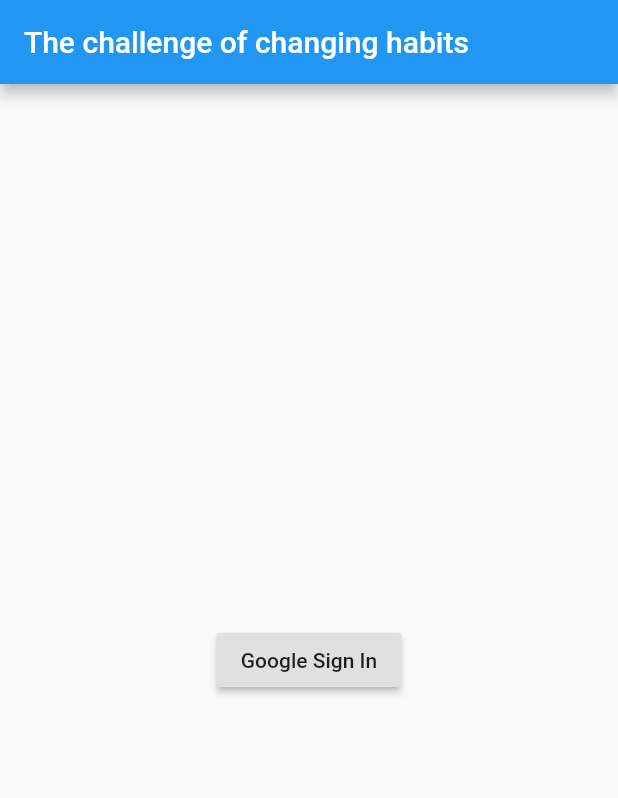
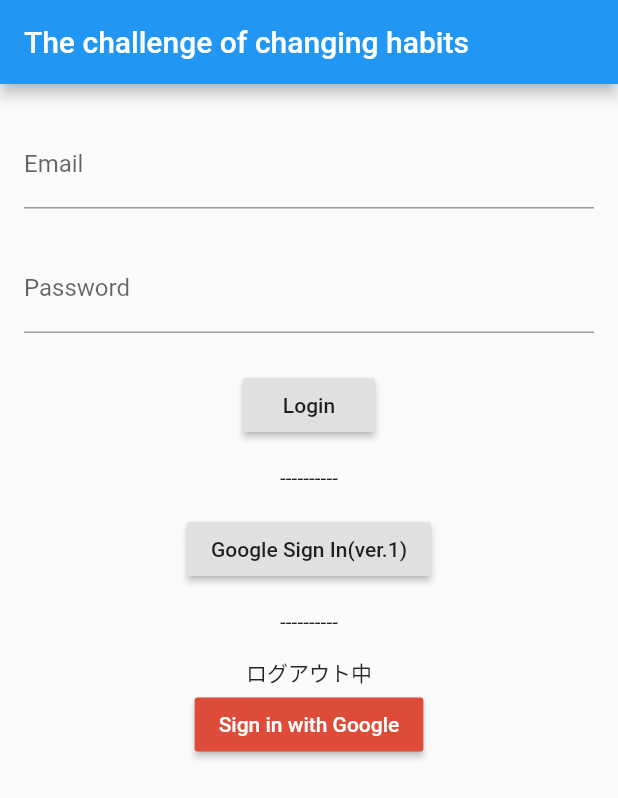
Before and after one commit to itachi-p/habit-change, a Flutter app: the screen it shows after launch, on a phone screen of 412 x 824 dp. Shown: the top 798 px of the screen. Run offline on Flutter 3.47's test engine with Material 2 defaults, Android fonts, the phone set to English and light mode, and no system bars; our stand-ins replace firebase_auth, google_sign_in; accounts and stored records are empty.

Commit message:
Separated Email login and Google login as parts.

```diff
--- /dev/null
+++ b/lib/google_login.dart
@@ -0,0 +1,57 @@
+import 'package:firebase_auth/firebase_auth.dart';
+import 'package:flutter/material.dart';
+import 'package:google_sign_in/google_sign_in.dart';
+
+class GoogleLogin extends StatefulWidget {
+  @override
+  _GoogleLoginState createState() => _GoogleLoginState();
+}
+
+class _GoogleLoginState extends State {
+// Login with Google Sign-in
+  final FirebaseAuth _auth = FirebaseAuth.instance;
+  final GoogleSignIn _googleSignIn = GoogleSignIn();
+  FirebaseUser _firebaseUser;
+
+  Future<FirebaseUser> _handleGoogleSignIn() async {
+    GoogleSignInAccount googleUser = await _googleSignIn.signIn();
+    GoogleSignInAuthentication googleAuth = await googleUser.authentication;
+    final AuthCredential credential = GoogleAuthProvider.getCredential(
+      accessToken: googleAuth.accessToken,
+      idToken: googleAuth.idToken,
+    );
+    _firebaseUser = (await _auth.signInWithCredential(credential)).user;
+    assert(_firebaseUser.email != null);
+    assert(_firebaseUser.displayName != null);
+    assert(!_firebaseUser.isAnonymous);
+    assert(await _firebaseUser.getIdToken() != null);
+
+    final FirebaseUser currentUser = await _auth.currentUser();
+    assert(_firebaseUser.uid == currentUser.uid);
+    print("signed in " + _firebaseUser.displayName);
+    return _firebaseUser;
+  }
+
+  @override
+  Widget build(BuildContext context) {
+    return Column(
+      mainAxisAlignment: MainAxisAlignment.center,
+      children: <Widget>[
+        Center(
+          child: RaisedButton(
+            child: Text("Google Sign In(ver.1)"),
+            onPressed: () {
+              _handleGoogleSignIn().then((user) {
+                setState(() {
+                  _firebaseUser = user;
+                });
+              }).catchError((error) {
+                print(error);
+              });
+            },
+          ),
+        ),
+      ],
+    );
+  }
+}
--- a/lib/sns_login.dart
+++ b/lib/google_login_ver2.dart
@@ -2,38 +2,16 @@ import 'package:firebase_auth/firebase_auth.dart';
 import 'package:flutter/material.dart';
 import 'package:google_sign_in/google_sign_in.dart';
 
-void main() => runApp(MyApp());
-
-class MyApp extends StatelessWidget {
-  @override
-  Widget build(BuildContext context) {
-    return MaterialApp(
-      title: 'google auth sample',
-      theme: ThemeData(
-        primarySwatch: Colors.blue,
-      ),
-      home: SNSLogin(
-        title: 'Google Auth Aample with Firebase',
-      ),
-    );
-  }
-}
-
-class SNSLogin extends StatefulWidget {
-  SNSLogin({
-    Key key,
-    this.title,
-  }) : super(
-          key: key,
-        );
+class GoogleLoginVer2 extends StatefulWidget {
+  GoogleLoginVer2({Key key, this.title}) : super(key: key);
 
   final String title;
 
   @override
-  _SNSLoginState createState() => _SNSLoginState();
+  _GoogleLoginVer2State createState() => _GoogleLoginVer2State();
 }
 
-class _SNSLoginState extends State {
+class _GoogleLoginVer2State extends State {
   final FirebaseAuth _auth = FirebaseAuth.instance;
   final GoogleSignIn googleSignIn = GoogleSignIn();
 
@@ -100,12 +78,7 @@ class _SNSLoginState extends State {
         textColor: Colors.white,
         onPressed: signOutGoogle);
 
-    return Scaffold(
-      appBar: AppBar(
-        centerTitle: true,
-        title: Text("Google logout"),
-      ),
-      body: Center(
+    return Center(
       child: Column(
         mainAxisAlignment: MainAxisAlignment.center,
         children: [
@@ -113,7 +86,6 @@ class _SNSLoginState extends State {
           loggedIn ? logoutButton : loginButton,
         ],
       ),
-      ),
     );
   }
 }
--- /dev/null
+++ b/lib/mail_pass_login.dart
@@ -0,0 +1,63 @@
+import 'package:firebase_auth/firebase_auth.dart';
+import 'package:flutter/material.dart';
+
+class MailAndPassLogin extends StatelessWidget {
+  // Login with email and password
+  final emailInputController = TextEditingController();
+  final passwordInputController = TextEditingController();
+
+  @override
+  Widget build(BuildContext context) {
+    return Center(
+      child: Form(
+        child: SingleChildScrollView(
+          padding: const EdgeInsets.symmetric(horizontal: 16.0),
+          child: Column(
+            crossAxisAlignment: CrossAxisAlignment.stretch,
+            children: <Widget>[
+              const SizedBox(height: 24.0),
+              TextFormField(
+                controller: emailInputController,
+                decoration: const InputDecoration(
+                  border: const UnderlineInputBorder(),
+                  labelText: 'Email',
+                ),
+              ),
+              const SizedBox(height: 24.0),
+              TextFormField(
+                controller: passwordInputController,
+                decoration: InputDecoration(
+                  border: const UnderlineInputBorder(),
+                  labelText: 'Password',
+                ),
+                obscureText: true,
+              ),
+              const SizedBox(height: 24.0),
+              Center(
+                child: RaisedButton(
+                  child: const Text('Login'),
+                  onPressed: () {
+                    var email = emailInputController.text;
+                    var password = passwordInputController.text;
+                    // ログイン処理(別途Firebase管理画面でユーザー登録が必要)
+                    return _signIn(email, password)
+                        .then((AuthResult result) => print(result.user))
+                        .catchError((e) => print(e));
+                  },
+                ),
+              ),
+            ],
+          ),
+        ),
+      ),
+    );
+  }
+}
+
+Future<AuthResult> _signIn(String email, String password) async {
+  final _firebaseAuth = FirebaseAuth.instance;
+  final AuthResult result = await _firebaseAuth.signInWithEmailAndPassword(
+      email: email, password: password);
+  print("User id is ${result.user.uid}");
+  return result;
+}
--- a/lib/main.dart
+++ b/lib/main.dart
@@ -1,11 +1,13 @@
-import 'package:firebase_auth/firebase_auth.dart';
 import 'package:flutter/material.dart';
-import 'package:google_sign_in/google_sign_in.dart';
+
+import 'google_login.dart';
+import 'google_login_ver2.dart';
+import 'mail_pass_login.dart';
 
 void main() {
   runApp(
     MaterialApp(
-      title: 'habit change_Google Sign in',
+      title: 'habit change - sign in',
       home: MyHomePage(),
     ),
   );
@@ -21,111 +23,21 @@ class _MyHomePageState extends State<MyHomePage> {
   Widget build(BuildContext context) {
     return Scaffold(
       appBar: AppBar(title: Text('The challenge of changing habits')),
-      body: _firebaseUser == null ? _buildGoogleSignInButton() : _layoutBody(),
-    );
-  }
-
-  // Login with email and password
-  final emailInputController = TextEditingController();
-  final passwordInputController = TextEditingController();
-
-  // Login with Google Sign-in
-  final FirebaseAuth _auth = FirebaseAuth.instance;
-  final GoogleSignIn _googleSignIn = GoogleSignIn();
-  FirebaseUser _firebaseUser;
-
-  Future<FirebaseUser> _handleGoogleSignIn() async {
-    GoogleSignInAccount googleUser = await _googleSignIn.signIn();
-    GoogleSignInAuthentication googleAuth = await googleUser.authentication;
-    final AuthCredential credential = GoogleAuthProvider.getCredential(
-      accessToken: googleAuth.accessToken,
-      idToken: googleAuth.idToken,
-    );
-    _firebaseUser = (await _auth.signInWithCredential(credential)).user;
-    assert(_firebaseUser.email != null);
-    assert(_firebaseUser.displayName != null);
-    assert(!_firebaseUser.isAnonymous);
-    assert(await _firebaseUser.getIdToken() != null);
-
-    final FirebaseUser currentUser = await _auth.currentUser();
-    assert(_firebaseUser.uid == currentUser.uid);
-    print("signed in " + _firebaseUser.displayName);
-    return _firebaseUser;
-  }
-
-  Widget _buildGoogleSignInButton() {
-    return Column(
-      mainAxisAlignment: MainAxisAlignment.center,
-      children: <Widget>[
-        Center(
-          child: RaisedButton(
-            child: Text("Google Sign In"),
-            onPressed: () {
-              _handleGoogleSignIn().then((user) {
-                setState(() {
-                  _firebaseUser = user;
-                });
-              }).catchError((error) {
-                print(error);
-              });
-            },
+      body: Column(
+        children: <Widget>[
+          MailAndPassLogin(),
+          Padding(
+            padding: EdgeInsets.all(16.0),
+            child: Text('----------'),
           ),
-        ),
-      ],
-    );
-  }
-
-  Widget _layoutBody() {
-    return Center(
-      child: Form(
-        child: SingleChildScrollView(
-          padding: const EdgeInsets.symmetric(horizontal: 16.0),
-          child: Column(
-            crossAxisAlignment: CrossAxisAlignment.stretch,
-            children: <Widget>[
-              const SizedBox(height: 24.0),
-              TextFormField(
-                controller: emailInputController,
-                decoration: const InputDecoration(
-                  border: const UnderlineInputBorder(),
-                  labelText: 'Email',
-                ),
-              ),
-              const SizedBox(height: 24.0),
-              TextFormField(
-                controller: passwordInputController,
-                decoration: InputDecoration(
-                  border: const UnderlineInputBorder(),
-                  labelText: 'Password',
-                ),
-                obscureText: true,
-              ),
-              const SizedBox(height: 24.0),
-              Center(
-                child: RaisedButton(
-                  child: const Text('Login'),
-                  onPressed: () {
-                    var email = emailInputController.text;
-                    var password = passwordInputController.text;
-                    // ログイン処理(別途Firebase管理画面でユーザー登録が必要)
-                    return _signIn(email, password)
-                        .then((AuthResult result) => print(result.user))
-                        .catchError((e) => print(e));
-                  },
-                ),
-              ),
-            ],
+          GoogleLogin(),
+          Padding(
+            padding: EdgeInsets.all(16.0),
+            child: Text('----------'),
           ),
-        ),
+          GoogleLoginVer2(),
+        ],
       ),
     );
   }
 }
-
-Future<AuthResult> _signIn(String email, String password) async {
-  final _firebaseAuth = FirebaseAuth.instance;
-  final AuthResult result = await _firebaseAuth.signInWithEmailAndPassword(
-      email: email, password: password);
-  print("User id is ${result.user.uid}");
-  return result;
-}
```
Lines whose indentation alone changed are shown as unchanged.
